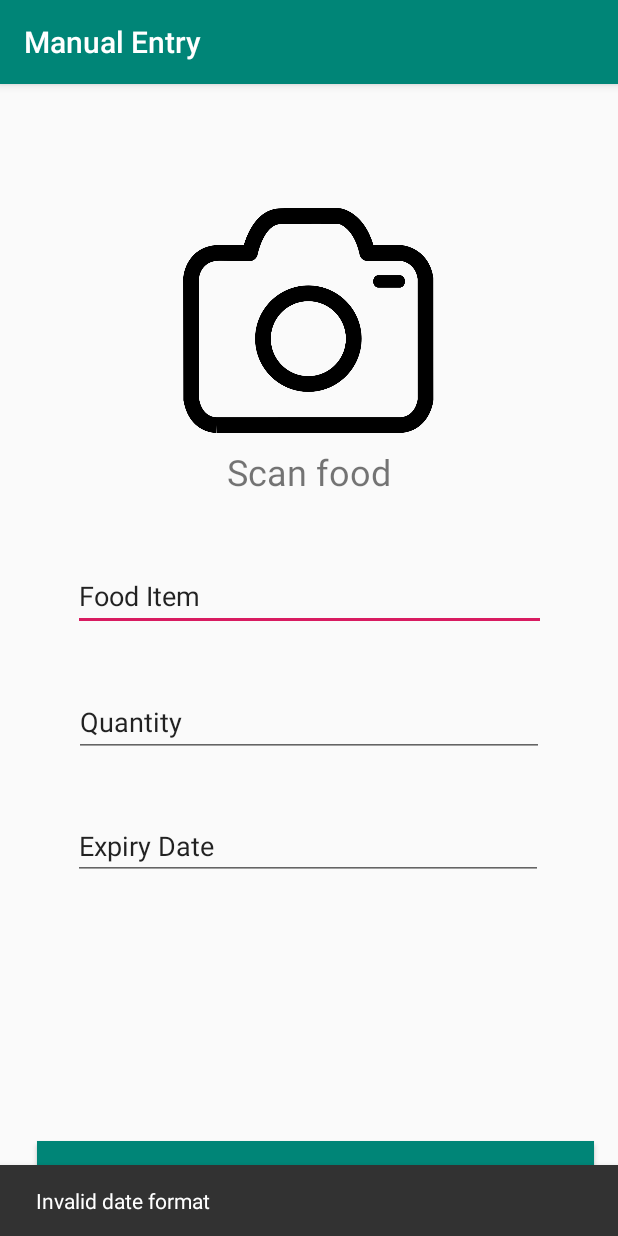
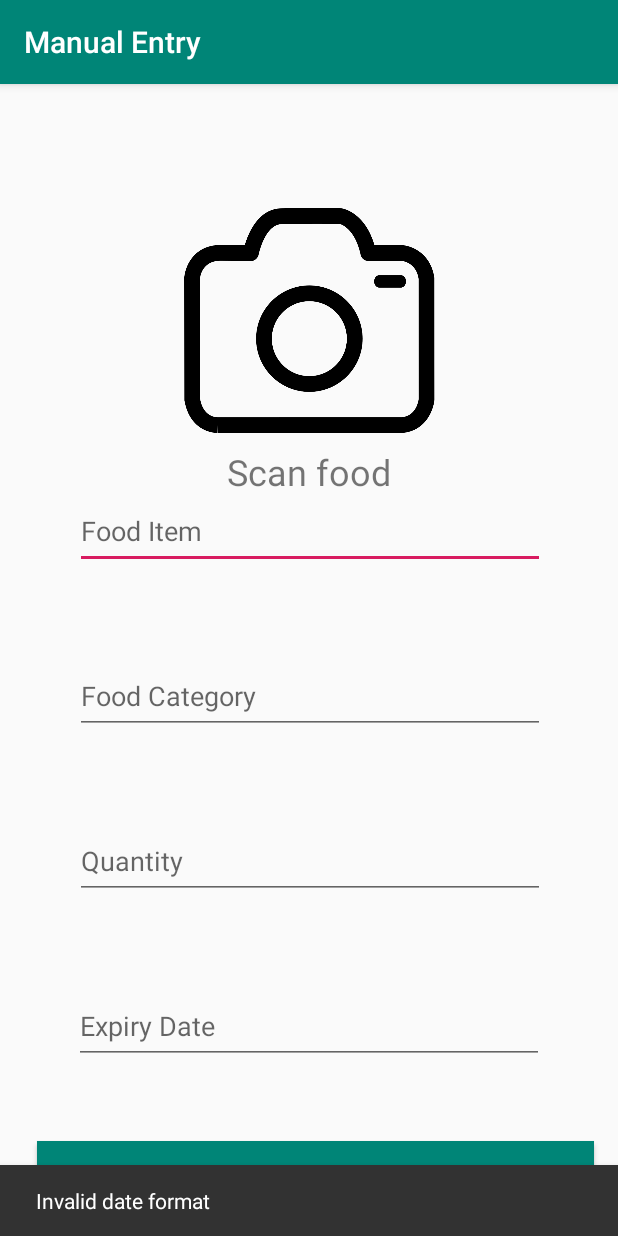
Before and after one commit to jakeshepherd/Tamago, an Android app: the ManualEntry screen opened directly, with no data from a screen before it, after a tap on "INSERT", on a phone screen of 412 x 824 dp. Run offline under Robolectric (Android 15) with nearby library versions, the phone set to English and light mode, and no system bars.

Commit message:
food category
Database now accepts food category (as does the GUI), and inserting the text is a lot less tedious, as well as other small code improvements

```diff
--- a/app/src/main/java/com/example/jakeshepherd/tamago/ManualEntry.java
+++ b/app/src/main/java/com/example/jakeshepherd/tamago/ManualEntry.java
@@ -34,10 +34,12 @@ public class ManualEntry extends AppCompatActivity {
 
         @Override
         public void onClick(View view) {
-            boolean validName, validQuantity, validDate, validCategory, alreadyExpired;
-            String foodName = ((EditText)findViewById(R.id.foodItem)).getText().toString();
-            String foodQuantity = ((EditText)findViewById(R.id.quantity)).getText().toString();
-            String foodExpirationDate = ((EditText)findViewById(R.id.expirationDate)).getText().toString();
+            boolean validName, validCategory, validQuantity, validDate, alreadyExpired;
+            String foodName, foodCategory, foodQuantity, foodExpirationDate;
+            foodName = ((EditText)findViewById(R.id.foodItem)).getText().toString().trim();
+            foodCategory = ((EditText)findViewById(R.id.foodCategory)).getText().toString().trim();
+            foodQuantity = ((EditText)findViewById(R.id.quantity)).getText().toString().trim();
+            foodExpirationDate = ((EditText)findViewById(R.id.expirationDate)).getText().toString().trim();
             int integerQuantity;
 
             try{
@@ -48,16 +50,18 @@ public class ManualEntry extends AppCompatActivity {
             }
 
             validName = checkName(foodName);
+            validCategory = checkName(foodCategory);    // checkName() method is sufficient for this, so far
             validQuantity = checkQuantity(integerQuantity);
-            // validCategory = checkName()
             validDate = checkDateFormat(foodExpirationDate);
             alreadyExpired = isExpired(foodExpirationDate);
 
-            if(validName && validQuantity && validDate && !alreadyExpired)
+            if(validName && validQuantity && validQuantity && validDate && !alreadyExpired)
                 Snackbar.make(view, "Accepted", Snackbar.LENGTH_LONG).setAction("Action", null).show();
             else {
                 if (!validName)
                     Snackbar.make(view, "Invalid name", Snackbar.LENGTH_LONG).setAction("Action", null).show();
+                if (!validCategory)
+                    Snackbar.make(view, "Invalid food category", Snackbar.LENGTH_LONG).setAction("Action", null).show();
                 if (!validQuantity)
                     Snackbar.make(view, "Invalid quantity", Snackbar.LENGTH_LONG).setAction("Action", null).show();
                 if (!validDate)
@@ -67,17 +71,16 @@ public class ManualEntry extends AppCompatActivity {
                 return;
             }
             Database db = new Database(ManualEntry.this);
-            db.insertDataFromObject(new FoodItem(foodName, foodExpirationDate, "temp"));
+            db.insertDataFromObject(new FoodItem(foodName, foodExpirationDate, foodCategory));
             List <String> listOfData = db.getAllFoodNames();
             for(String x: listOfData)
                 Log.d("data", x);
-            //TextView textView = findViewById(R.id.tester);
-            //textView.setText(db.getFoodName(0) + "\n" + db.getExpiryDate(0) + "\n" + db.getFoodCategory(0));
+            setContentView(R.layout.activity_main);
         }
     }
 
     protected boolean checkName(String name) {
-        if(name.trim().equals("")) {
+        if(name.equals("")) {
             Log.d("myTag", "Insert a food name");
             return false;
         }
--- a/app/src/main/res/layout/activity_main.xml
+++ b/app/src/main/res/layout/activity_main.xml
@@ -28,7 +28,7 @@
         android:id="@+id/textView4"
         android:layout_width="wrap_content"
         android:layout_height="wrap_content"
-        android:text="TextView" />
+        android:text="@string/appName" />
 
     <android.support.design.widget.FloatingActionButton
         android:id="@+id/fab"
--- a/app/src/main/res/layout/content_manual.xml
+++ b/app/src/main/res/layout/content_manual.xml
@@ -11,7 +11,7 @@
         android:id="@+id/cameraImage"
         android:layout_width="182dp"
         android:layout_height="150dp"
-        android:layout_marginStart="114dp"
+        android:layout_marginStart="115dp"
         android:layout_marginTop="36dp"
         android:layout_marginEnd="115dp"
         android:layout_marginBottom="489dp"
@@ -41,53 +41,76 @@
 
     <EditText
         android:id="@+id/foodItem"
-        android:layout_width="315dp"
-        android:layout_height="46dp"
-        android:layout_marginStart="48dp"
-        android:layout_marginTop="272dp"
-        android:layout_marginEnd="48dp"
-        android:layout_marginBottom="357dp"
+        android:layout_width="313dp"
+        android:layout_height="50dp"
+        android:layout_marginStart="50dp"
+        android:layout_marginTop="30dp"
+        android:layout_marginEnd="50dp"
+        android:layout_marginBottom="30dp"
+        android:autofillHints=""
         android:ems="10"
+        android:hint="@string/food_item"
         android:inputType="textPersonName"
-        android:text="@string/food_item"
-        app:layout_constraintBottom_toBottomOf="parent"
+        app:layout_constraintBottom_toTopOf="@+id/foodCategory"
         app:layout_constraintEnd_toEndOf="parent"
+        app:layout_constraintHorizontal_bias="0.0"
         app:layout_constraintStart_toStartOf="parent"
-        app:layout_constraintTop_toTopOf="parent"
-        android:autofillHints="" />
+        app:layout_constraintTop_toBottomOf="@+id/scanFood"
+        app:layout_constraintVertical_bias="0.0" />
+
+    <EditText
+        android:id="@+id/foodCategory"
+        android:layout_width="313dp"
+        android:layout_height="50dp"
+        android:layout_marginStart="50dp"
+        android:layout_marginTop="30dp"
+        android:layout_marginEnd="50dp"
+        android:layout_marginBottom="30dp"
+        android:autofillHints=""
+        android:ems="10"
+        android:hint="@string/food_category"
+        android:inputType="textPersonName"
+        android:visibility="visible"
+        app:layout_constraintBottom_toTopOf="@+id/quantity"
+        app:layout_constraintEnd_toEndOf="parent"
+        app:layout_constraintHorizontal_bias="0.0"
+        app:layout_constraintStart_toStartOf="parent"
+        app:layout_constraintTop_toBottomOf="@+id/foodItem" />
+
+    <EditText
+        android:id="@+id/quantity"
+        android:layout_width="313dp"
+        android:layout_height="50dp"
+        android:layout_marginStart="50dp"
+        android:layout_marginTop="30dp"
+        android:layout_marginEnd="50dp"
+        android:layout_marginBottom="30dp"
+        android:autofillHints=""
+        android:ems="10"
+        android:hint="@string/quantity"
+        android:inputType="textPersonName"
+        android:visibility="visible"
+        app:layout_constraintBottom_toTopOf="@+id/expirationDate"
+        app:layout_constraintEnd_toEndOf="parent"
+        app:layout_constraintHorizontal_bias="0.0"
+        app:layout_constraintStart_toStartOf="parent"
+        app:layout_constraintTop_toBottomOf="@+id/foodCategory" />
 
     <EditText
         android:id="@+id/expirationDate"
         android:layout_width="313dp"
-        android:layout_height="wrap_content"
-        android:layout_marginStart="48dp"
-        android:layout_marginTop="439dp"
+        android:layout_height="50dp"
+        android:layout_marginStart="50dp"
+        android:layout_marginTop="30dp"
         android:layout_marginEnd="50dp"
-        android:layout_marginBottom="191dp"
+        android:layout_marginBottom="150dp"
+        android:autofillHints=""
         android:ems="10"
+        android:hint="@string/expiration_date_yyyy_mm_dd"
         android:inputType="date"
-        android:text="@string/expiration_date_yyyy_mm_dd"
         app:layout_constraintBottom_toBottomOf="parent"
         app:layout_constraintEnd_toEndOf="parent"
         app:layout_constraintStart_toStartOf="parent"
-        app:layout_constraintTop_toTopOf="parent"
-        android:autofillHints="" />
-
-    <EditText
-        android:id="@+id/quantity"
-        android:layout_width="313dp"
-        android:layout_height="46dp"
-        android:layout_marginStart="49dp"
-        android:layout_marginTop="356dp"
-        android:layout_marginEnd="49dp"
-        android:layout_marginBottom="273dp"
-        android:autofillHints=""
-        android:ems="10"
-        android:inputType="textPersonName"
-        android:text="@string/quantity"
-        app:layout_constraintBottom_toBottomOf="parent"
-        app:layout_constraintEnd_toEndOf="parent"
-        app:layout_constraintStart_toStartOf="parent"
-        app:layout_constraintTop_toTopOf="parent" />
+        app:layout_constraintTop_toBottomOf="@+id/quantity" />
 
 </android.support.constraint.ConstraintLayout>
--- a/app/src/main/res/values/strings.xml
+++ b/app/src/main/res/values/strings.xml
@@ -7,4 +7,6 @@
     <string name="quantity">Quantity</string>
     <string name="insert">Insert</string>
     <string name="a_simple_camera">Camera Logo</string>
+    <string name="food_category">Food Category</string>
+    <string name="appName">Tamago</string>
 </resources>
```
